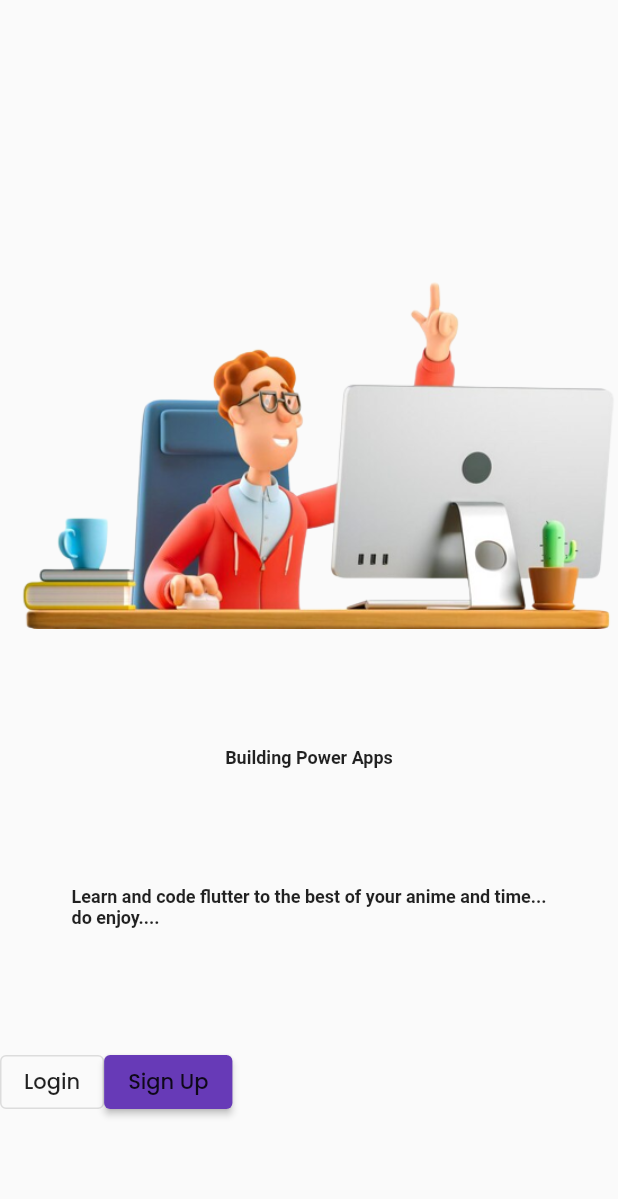
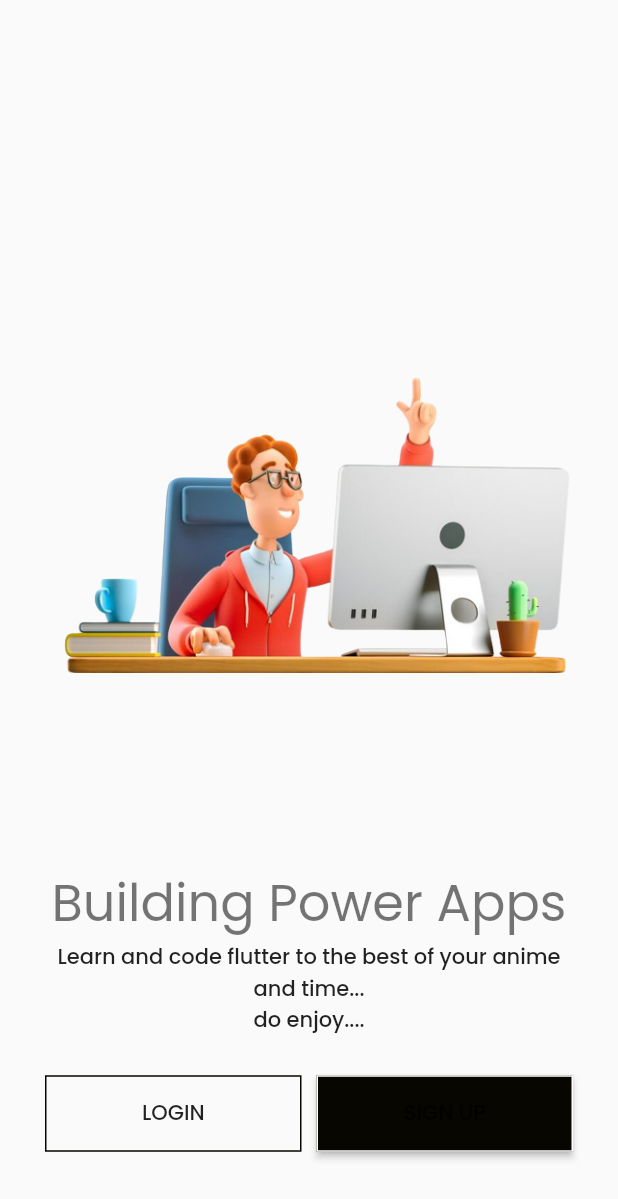
Before and after one commit to MugoSimon/arrowj, a Flutter app: the screen it shows after launch, swiped to page 4, on a phone screen of 412 x 824 dp. Shown: the top 1199 px of the screen. Run offline on Flutter 3.47's test engine with Material 2 defaults, Android fonts, the phone set to English and light mode, and no system bars; our stand-ins replace get, google_fonts, liquid_swipe, smooth_page_indicator.

Commit message:
home, updated home screen

```diff
--- a/lib/features/authentication/screens/welcome/welcome.dart
+++ b/lib/features/authentication/screens/welcome/welcome.dart
@@ -1,29 +1,69 @@
+import 'package:arrowj/constants/colors.dart';
 import 'package:arrowj/constants/image_strings.dart';
+import 'package:arrowj/constants/sizes.dart';
 import 'package:arrowj/constants/text_strings.dart';
 import 'package:flutter/material.dart';
 
 class WelcomeScreen extends StatelessWidget {
   @override
   Widget build(BuildContext context) {
+    var height = MediaQuery.of(context).size.height;
     return Scaffold(
-      body: Center(
+      body: Container(
+        padding: EdgeInsets.all(tDefaultSize),
         child: Column(
           mainAxisAlignment: MainAxisAlignment.spaceEvenly,
           children: <Widget>[
-            Image(image: AssetImage(tWelcomeScreenImage)),
-            Text(tWelcomeTitle),
-            Text(tWelcomeSubTitle),
+            Image(
+              image: AssetImage(tWelcomeScreenImage),
+              height: height * 0.6,
+            ),
+            Column(
+              children: [
+                Text(tWelcomeTitle,
+                    style: Theme.of(context).textTheme.headlineMedium),
+                Text(
+                  tWelcomeSubTitle,
+                  style: Theme.of(context).textTheme.bodyLarge,
+                  textAlign: TextAlign.center,
+                ),
+              ],
+            ),
             Row(
               children: [
-                OutlinedButton(
-                  onPressed: () {},
-                  child: Text(tLogin,
-                      style: Theme.of(context).textTheme.bodyLarge),
+                Expanded(
+                  child: OutlinedButton(
+                    onPressed: () {},
+                    style: OutlinedButton.styleFrom(
+                      shape: RoundedRectangleBorder(),
+                      foregroundColor: tSecondaryColor,
+                      side: BorderSide(color: tSecondaryColor),
+                      padding: EdgeInsets.symmetric(vertical: tButtonHeight),
+                    ),
+                    child: Text(tLogin.toUpperCase(),
+                        style: Theme.of(context).textTheme.bodyLarge),
+                  ),
                 ),
-                ElevatedButton(
+                SizedBox(
+                  width: 10.0,
+                ),
+                Expanded(
+                  child: ElevatedButton(
                     onPressed: () {},
-                    child: Text(tSignUp,
-                        style: Theme.of(context).textTheme.bodyLarge))
+                    style: ElevatedButton.styleFrom(
+                      shape: RoundedRectangleBorder(),
+                      foregroundColor: tWhiteColor,
+                      backgroundColor: tSecondaryColor,
+                      side: BorderSide(color: tWhiteColor),
+                      padding: EdgeInsets.symmetric(vertical: tButtonHeight),
+                      textStyle: TextStyle(color: Colors.white),
+                    ),
+                    child: Text(
+                      tSignUp.toUpperCase(),
+                      style: Theme.of(context).textTheme.bodyLarge,
+                    ),
+                  ),
+                )
               ],
             )
           ],
--- a/pubspec.yaml
+++ b/pubspec.yaml
@@ -23,6 +23,7 @@
   get: ^4.6.6
   liquid_swipe: ^3.1.0
   smooth_page_indicator: ^1.1.0
+  shared_preferences: ^2.0.13
 
 # flutter_native_splash-development.yaml
 flutter_native_splash:
```
Also changed, not shown: pubspec.lock, 1 other file.
